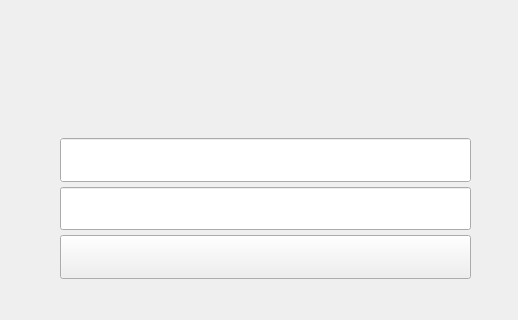
Above: app/src/views/link/mainpage.ui from pjlt/lanthing-pc before the change; both pictures show x 0 to 518 and y 162 to 482 of the 518 by 600 pixel window. Below: the same form after it.
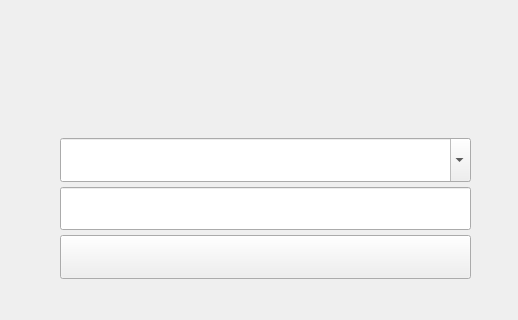
That is the form after the change. Icons and pictures are not drawn.

Commit message: 1.添加系统托盘图标 2.设备id从QLineEdit改为QComboBox

The edit to the form file:
```diff
--- a/app/src/views/link/mainpage.ui
+++ b/app/src/views/link/mainpage.ui
@@ -39,18 +39,18 @@
      <enum>QLayout::SetNoConstraint</enum>
     </property>
     <item>
-     <widget class="QLineEdit" name="device_id">
+     <widget class="QComboBox" name="device_id">
       <property name="sizePolicy">
        <sizepolicy hsizetype="Expanding" vsizetype="Preferred">
         <horstretch>0</horstretch>
         <verstretch>0</verstretch>
        </sizepolicy>
       </property>
-      <property name="autoFillBackground">
+      <property name="editable">
        <bool>true</bool>
       </property>
-      <property name="styleSheet">
-       <string notr="true"/>
+      <property name="currentText">
+       <string/>
       </property>
      </widget>
     </item>
```
The commit also changes 6 other files.
